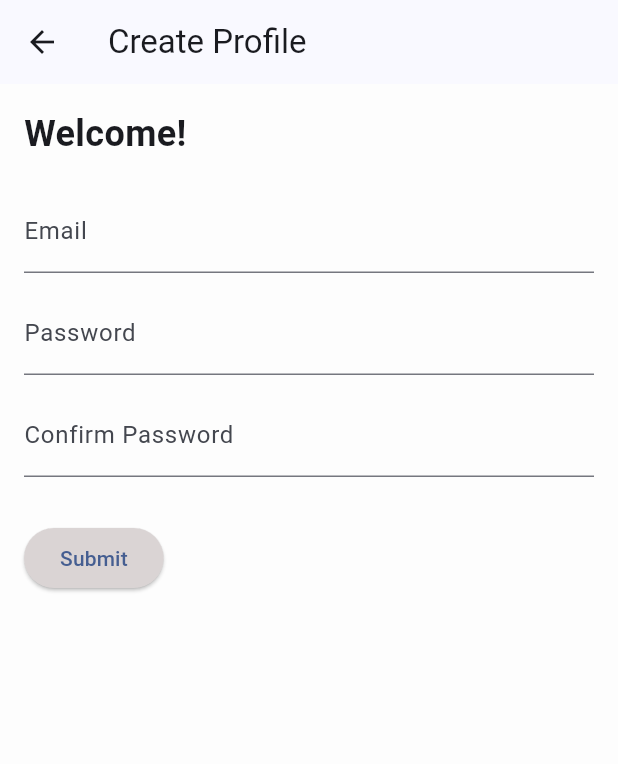
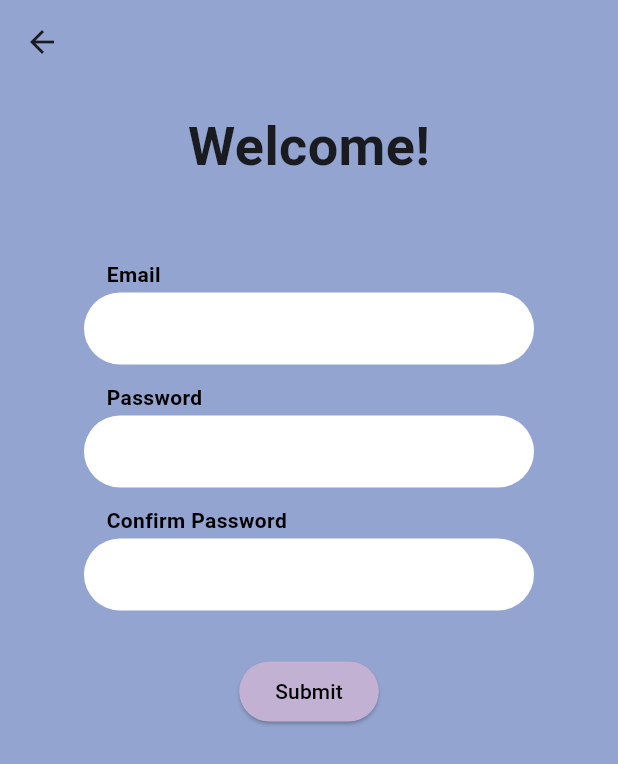
Before and after one commit to Brandon-T-Yates/Flow_Muse, a Flutter app: the CreateProfilePage screen opened directly, on a phone screen of 412 x 824 dp. Shown: the top 764 px of the screen. Run offline on Flutter 3.47's test engine with Material 3 defaults, Android fonts, the phone set to English and light mode, and no system bars; our stand-ins replace cloud_firestore, firebase_auth, firebase_core; accounts and stored records are empty.

Commit message:
updated Ui for Sign up and profile pages

```diff
--- a/lib/screens/profilepage.dart
+++ b/lib/screens/profilepage.dart
@@ -11,6 +11,7 @@ class ProfilePage extends StatelessWidget {
     return Scaffold(
       appBar: AppBar(
         title: const Text('Profile'),
+        centerTitle: true,
         backgroundColor: appBackBlue,
       ),
       backgroundColor: appBackBlue,
--- a/lib/screens/sign_up.dart
+++ b/lib/screens/sign_up.dart
@@ -1,6 +1,7 @@
 import 'package:firebase_auth/firebase_auth.dart';
 import 'package:flutter/material.dart';
 import 'package:test/kanbanboard.dart';
+import '../constants/colors.dart';
 
 class CreateProfilePage extends StatefulWidget {
   const CreateProfilePage({Key? key}) : super(key: key);
@@ -18,43 +19,141 @@ class _CreateProfilePageState extends State<CreateProfilePage> {
   @override
   Widget build(BuildContext context) {
     return Scaffold(
+       backgroundColor: appBackBlue,
       appBar: AppBar(
-        title: const Text('Create Profile'),
+         backgroundColor: Colors.transparent,
       ),
-      body: Padding(
+      body: Center(
+      child: Padding(
         padding: const EdgeInsets.all(16.0),
         child: Column(
           crossAxisAlignment: CrossAxisAlignment.start,
           children: [
-            const Text(
+            const Center(
+              child: Text(
                 'Welcome!',
-              style: TextStyle(fontSize: 24, fontWeight: FontWeight.bold),
+                style: TextStyle(fontSize: 36, fontWeight: FontWeight.bold),
               ),
-            const SizedBox(height: 20),
-            TextField(
+            ),
+            const SizedBox(height: 50),
+            Padding(
+              padding: const EdgeInsets.symmetric(horizontal: 40),
+              child: Column(
+                crossAxisAlignment: CrossAxisAlignment.start,
+                children: [
+                  const Padding(
+                    padding: EdgeInsets.only(left: 15),
+                    child: Text(
+                      'Email',
+                      style: TextStyle(
+                        color: Colors.black,
+                        fontWeight: FontWeight.bold,
+                      ),
+                    ),
+                  ),
+                  const SizedBox(height: 2),
+                  Container(
+                    decoration: BoxDecoration(
+                      borderRadius: BorderRadius.circular(30),
+                      color: Colors.white,
+                    ),
+                    child: TextField(
                       controller: _emailController,
-              decoration: const InputDecoration(labelText: 'Email'),
+                      decoration: const InputDecoration(
+                        contentPadding: EdgeInsets.symmetric(horizontal: 20),
+                        border: InputBorder.none,
+                      ),
+                      // Add any additional properties or callbacks you need for the TextField
+                    ),
+                  ),
+                ],
+              ),
             ),
             const SizedBox(height: 12),
-            TextField(
+            Padding(
+              padding: const EdgeInsets.symmetric(horizontal: 40),
+              child: Column(
+                crossAxisAlignment: CrossAxisAlignment.start,
+                children: [
+                  const Padding(
+                    padding: EdgeInsets.only(left: 15),
+                    child: Text(
+                      'Password',
+                      style: TextStyle(
+                        color: Colors.black,
+                        fontWeight: FontWeight.bold,
+                      ),
+                    ),
+                  ),
+                  const SizedBox(height: 2),
+                  Container(
+                    decoration: BoxDecoration(
+                      borderRadius: BorderRadius.circular(30),
+                      color: Colors.white,
+                    ),
+                    child: TextField(
                       controller: _passwordController,
-              decoration: const InputDecoration(labelText: 'Password'),
+                      decoration: const InputDecoration(
+                        contentPadding: EdgeInsets.symmetric(horizontal: 20),
+                        border: InputBorder.none,
+                      ),
                       obscureText: true,
+                      // Add any additional properties or callbacks you need for the TextField
+                    ),
+                  ),
+                ],
+              ),
             ),
             const SizedBox(height: 12),
-            TextField(
+            Padding(
+              padding: const EdgeInsets.symmetric(horizontal: 40),
+              child: Column(
+                crossAxisAlignment: CrossAxisAlignment.start,
+                children: [
+                  const Padding(
+                    padding: EdgeInsets.only(left: 15),
+                    child: Text(
+                      'Confirm Password',
+                      style: TextStyle(
+                        color: Colors.black,
+                        fontWeight: FontWeight.bold,
+                      ),
+                    ),
+                  ),
+                  const SizedBox(height: 2),
+                  Container(
+                    decoration: BoxDecoration(
+                      borderRadius: BorderRadius.circular(30),
+                      color: Colors.white,
+                    ),
+                    child: TextField(
                       controller: _confirmPasswordController,
-              decoration: const InputDecoration(labelText: 'Confirm Password'),
+                      decoration: const InputDecoration(
+                        contentPadding: EdgeInsets.symmetric(horizontal: 20),
+                        border: InputBorder.none,
+                      ),
                       obscureText: true,
+                      // Add any additional properties or callbacks you need for the TextField
+                    ),
+                  ),
+                ],
+              ),
             ),
             const SizedBox(height: 30),
-            ElevatedButton(
+            Center(
+              child: ElevatedButton(
                 onPressed: () {
                   _submitForm(context);
                 },
+                style: ElevatedButton.styleFrom(
+                backgroundColor: stylePink,
+                foregroundColor: Colors.black,
+              ),
                 child: const Text('Submit'),
               ),
+            ),
           ],
+        ),
       ),
     ),
   );
```
Lines whose indentation alone changed are shown as unchanged.
